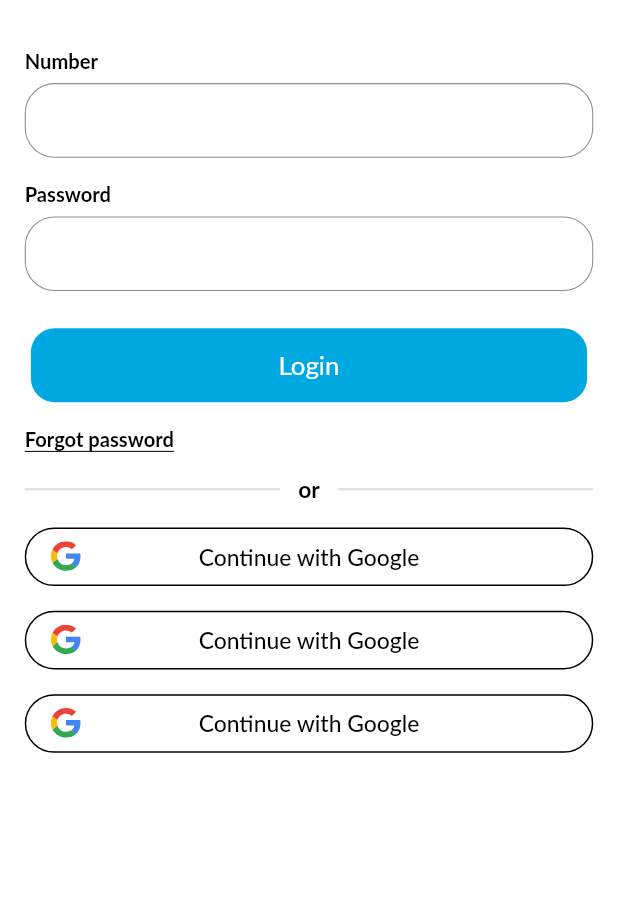
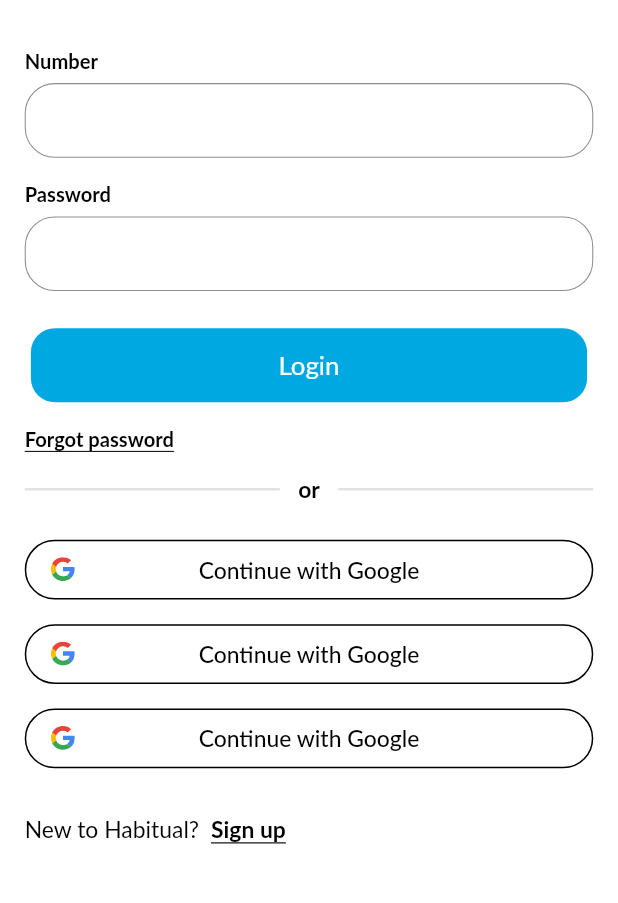
Before and after one commit to zero-one-z-01Z/flouka-user-app, a Flutter app: the LoginView screen opened directly, on a phone screen of 412 x 824 dp, the part 218-1121 px from its top. Run offline on Flutter 3.47's test engine with Material 3 defaults, Android fonts, the phone set to English and light mode, and no system bars; our stand-ins replace awesome_snackbar_content, cached_network_image, camera, dartz, dio, firebase_core and 16 more; missing offline and left inert: jwt_decode, time_machine; accounts and stored records are empty; Roboto replaces fonts that are missing (Lato); project files that could hold a hidden picture were left out.

Commit message:
finish loign view

```diff
--- a/assets/languages/en.json
+++ b/assets/languages/en.json
@@ -13,6 +13,8 @@
 
   "auth": {
     "Forgot password": "Forgot password",
+    "New to Habitual?": "New to Habitual?",
+    "Sign up": "Sign up",
     "or": "or",
     "Continue with Apple": "Continue with Apple",
     "Continue with Facebook": "Continue with Facebook",
--- a/lib/features/auth/presentation/views/login_view.dart
+++ b/lib/features/auth/presentation/views/login_view.dart
@@ -1,6 +1,7 @@
 import 'package:flouka/core/config/app_styles.dart';
 import 'package:flouka/core/widgets/list_text_field_widget.dart';
 import 'package:flouka/features/auth/presentation/providers/auth_provider.dart';
+import 'package:flouka/features/auth/presentation/widgets/custom_text_with_under_line_login_text.dart';
 import 'package:flouka/features/language/presentation/provider/language_provider.dart';
 import 'package:flutter/material.dart';
 import 'package:provider/provider.dart';
@@ -48,8 +49,15 @@ class LoginView extends StatelessWidget {
             ),
             SizedBox(height: 2.h),
             const OrDividerWidget(),
-            SizedBox(height: 2.h),
+            SizedBox(height: 3.h),
             const LoginSocialMediaListWidget(),
+            const Align(
+              alignment: AlignmentDirectional.centerStart,
+              child: CustomTextWithUnderLineText(
+                customText: "New to Habitual?",
+                underLineText: "Sign up",
+              ),
+            ),
           ],
         ),
       ),
--- a/lib/features/auth/presentation/widgets/custom_text_with_under_line_login_text.dart
+++ b/lib/features/auth/presentation/widgets/custom_text_with_under_line_login_text.dart
@@ -4,12 +4,17 @@ import '../../../../core/config/app_styles.dart';
 import '../../../language/presentation/provider/language_provider.dart';
 
 class CustomTextWithUnderLineText extends StatelessWidget {
-  const CustomTextWithUnderLineText({super.key, required this.customText, required this.underLineText});
+  const CustomTextWithUnderLineText({
+    super.key,
+    required this.customText,
+    required this.underLineText,
+  });
   final String customText;
   final String underLineText;
   @override
   Widget build(BuildContext context) {
     return Row(
+      mainAxisSize: MainAxisSize.min,
       mainAxisAlignment: MainAxisAlignment.center,
       children: [
         Text(
--- a/lib/features/auth/presentation/widgets/social_media_icon_button.dart
+++ b/lib/features/auth/presentation/widgets/social_media_icon_button.dart
@@ -12,7 +12,7 @@ class SocialMediaIconButton extends StatelessWidget {
   @override
   Widget build(BuildContext context) {
     return Container(
-      padding: EdgeInsets.symmetric(horizontal: 4.w, vertical: 1.h),
+      padding: EdgeInsets.symmetric(horizontal: 4.w, vertical: 1.2.h),
       margin: EdgeInsets.only(bottom: 2.h),
       decoration: BoxDecoration(
         borderRadius: BorderRadius.circular(32),
@@ -21,14 +21,14 @@ class SocialMediaIconButton extends StatelessWidget {
       child: Row(
         mainAxisAlignment: MainAxisAlignment.spaceBetween,
         children: [
-          SvgWidget(svg: Images.google, width: 5.w),
+          SvgWidget(svg: Images.google, width: 4.w),
           Text(
             LanguageProvider.translate("auth", "Continue with Google"),
             style: TextStyleClass.normalStyle().copyWith(
               fontWeight: FontWeight.w500,
             ),
           ),
-          SizedBox(width: 5.w),
+          SizedBox(width: 4.w),
         ],
       ),
     );
```
